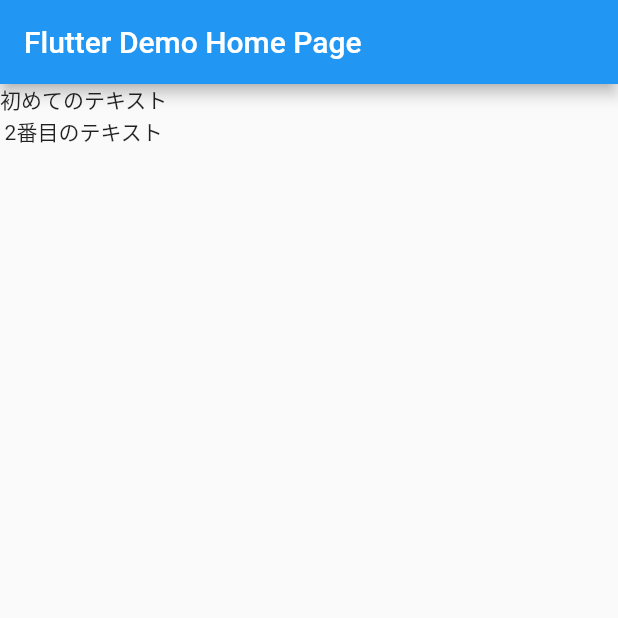
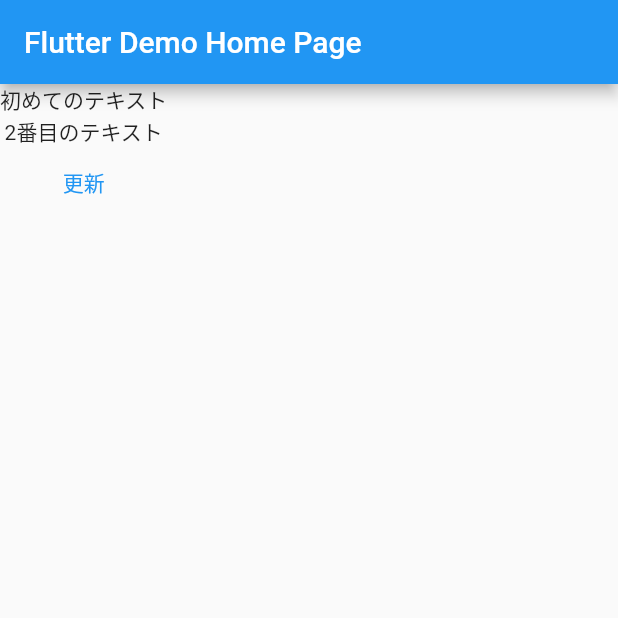
Before and after one commit to kokoriru/flutter_zenn_hello_world, a Flutter app: the screen it shows after launch, on a phone screen of 412 x 824 dp, the top half of it. Run offline on Flutter 3.47's test engine with Material 2 defaults, Android fonts, the phone set to English and light mode, and no system bars.

Commit message:
さらに下に TextButton を配置し、ボタン押下でコンソール上にメッセージを表示するように設定

```diff
--- a/lib/main.dart
+++ b/lib/main.dart
@@ -78,6 +78,10 @@ class _MyHomePageState extends State<MyHomePage> {
       body: Column(children: [
         Text('初めてのテキスト'),
         Text('2番目のテキスト'),
+        TextButton(
+          onPressed: () => { print('ボタンが押されたよ') },
+          child: Text('更新'),
+        )
       ]),
     );
   }
```
